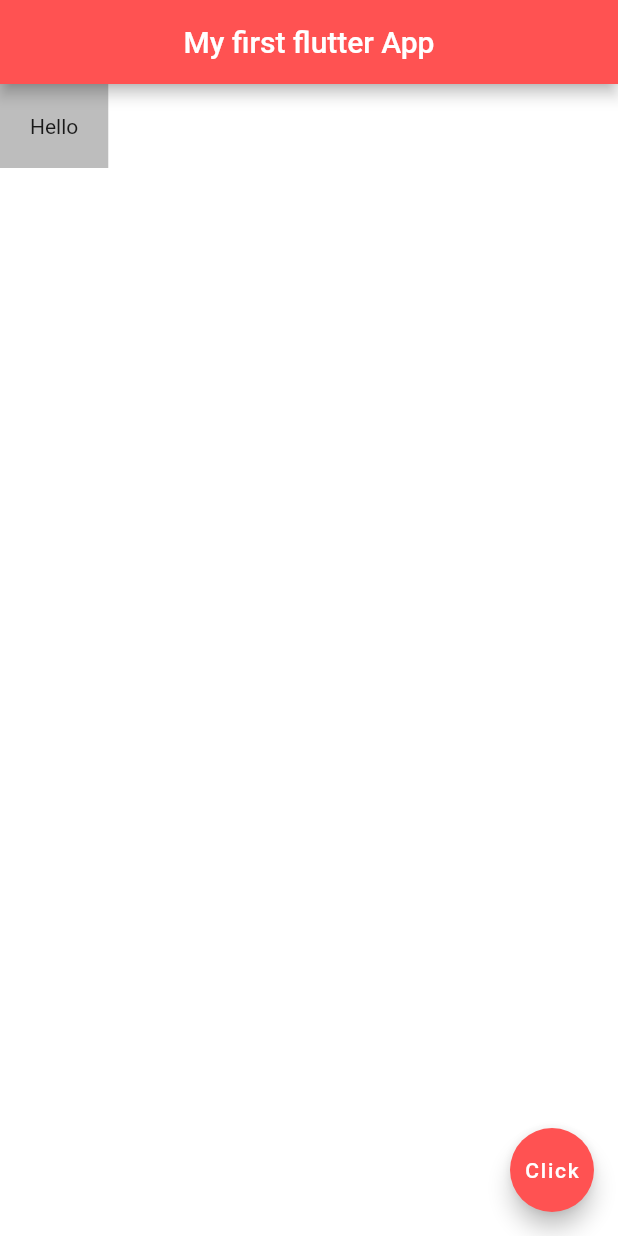
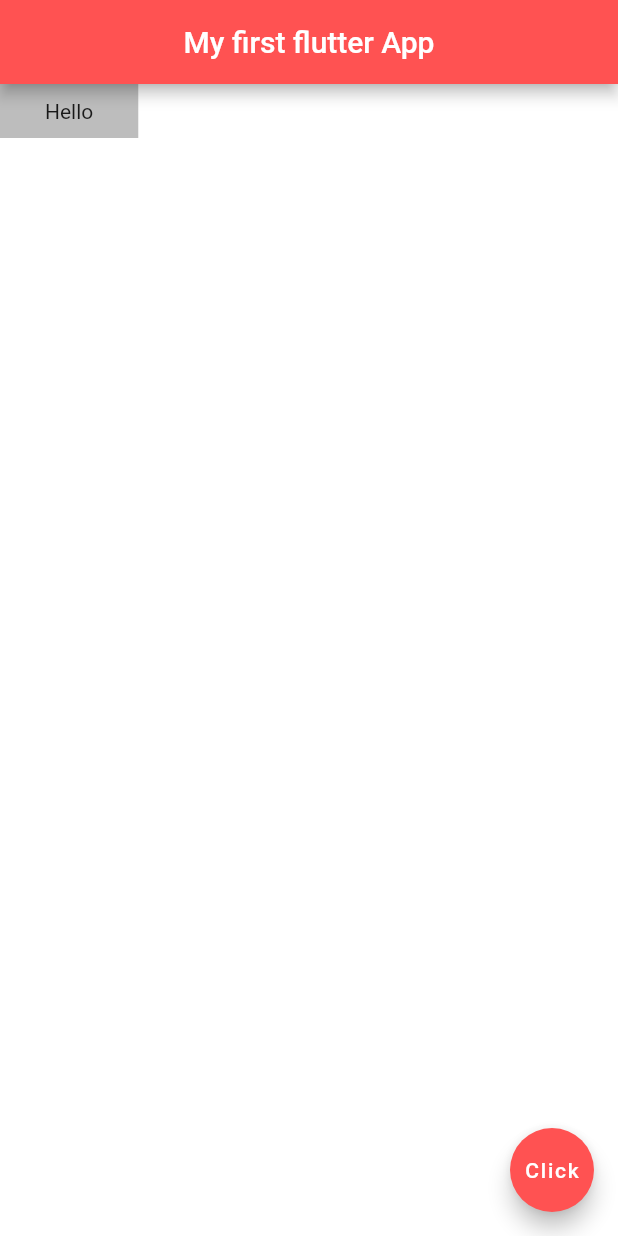
Before and after one commit to Lakshan555/FlutterTest, a Flutter app: the screen it shows after launch, on a phone screen of 412 x 824 dp. Run offline on Flutter 3.47's test engine with Material 2 defaults, Android fonts, the phone set to English and light mode, and no system bars.

Commit message:
Padding(Symmetric)

```diff
--- a/lib/main.dart
+++ b/lib/main.dart
@@ -16,7 +16,7 @@ class Home extends StatelessWidget {
       ),
 
       body: Container(
-        padding: EdgeInsets.all(20),
+        padding: EdgeInsets.symmetric(horizontal: 30.0,vertical: 10.0),
         color: Colors.grey[400],
         child: Text('Hello'),
       ),
```
